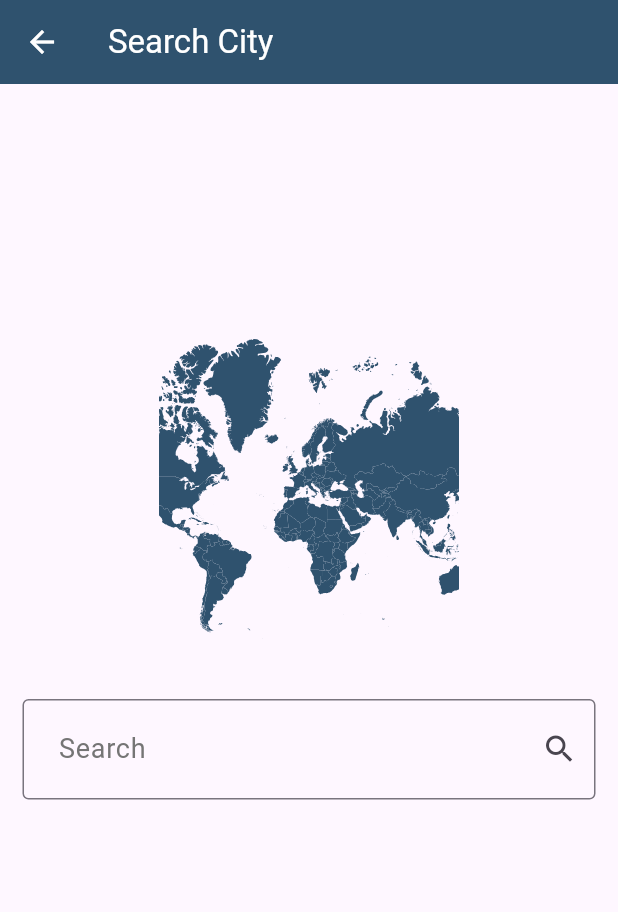
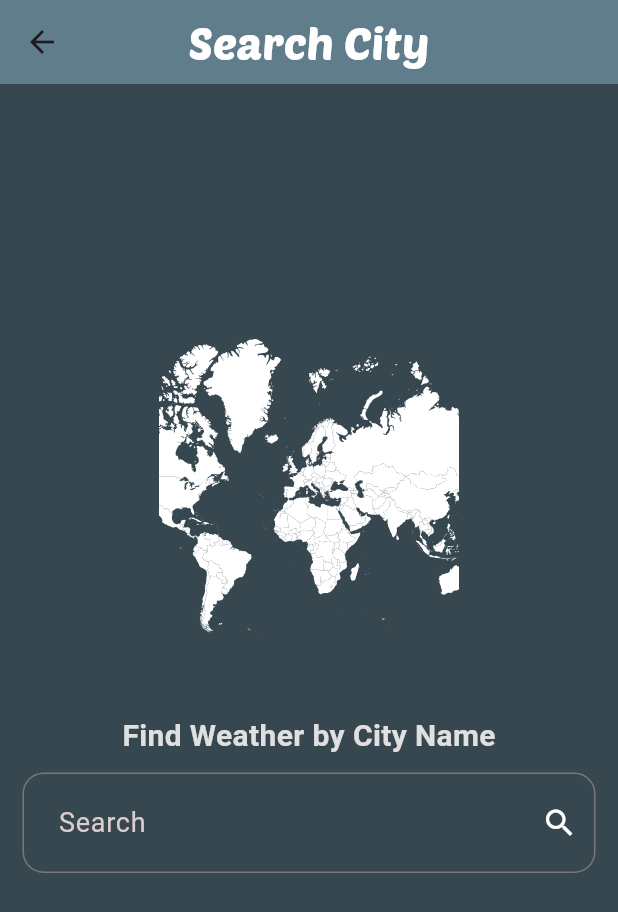
Before and after one commit to YoussefShawky0/weather_app, a Flutter app: the screen it shows after launch, after a tap on the "search" icon, on a phone screen of 412 x 824 dp. Shown: the top 912 px of the screen. Run offline on Flutter 3.47's test engine with Material 3 defaults, Android fonts, the phone set to English and light mode, and no system bars; our stand-ins replace dio, flutter_bloc, flutter_dotenv, flutter_svg; project files that could hold a hidden picture were left out.

Commit message:
Add GetWeatherCubit and WeatherState classes for weather fetching functionality
- Implemented GetWeatherCubit to manage weather data fetching and state management.
- Created WeatherState class hierarchy including NoWeatherState, WeatherLoadedState, and WeatherErrorState to represent different states of weather data.
- Integrated WeatherService to retrieve current weather based on city name.

```diff
--- /dev/null
+++ b/devtools_options.yaml
@@ -0,0 +1,3 @@
+description: This file stores settings for Dart & Flutter DevTools.
+documentation: https://docs.flutter.dev/tools/devtools/extensions#configure-extension-enablement-states
+extensions:
--- /dev/null
+++ b/lib/cubits/get_weather_cubit/get_weather_cubit.dart
@@ -0,0 +1,19 @@
+import 'package:flutter_bloc/flutter_bloc.dart';
+import 'package:weather_app/cubits/get_weather_cubit/get_weather_state.dart';
+import 'package:weather_app/models/weather_model.dart';
+import 'package:weather_app/services/weather_service.dart';
+
+class GetWeatherCubit extends Cubit<WeatherState> {
+  GetWeatherCubit() : super(NoWeatherState());
+
+  WeatherModel? weatherModel;
+
+  getWeather({required String cityName}) async {
+    try {
+      weatherModel = await WeatherService().getCurrentWeather(city: cityName);
+      emit(WeatherLoadedState(weatherModel!));
+    } catch (e) {
+      emit(WeatherErrorState());
+    }
+  }
+}
--- /dev/null
+++ b/lib/cubits/get_weather_cubit/get_weather_state.dart
@@ -0,0 +1,19 @@
+import 'package:weather_app/models/weather_model.dart';
+
+class WeatherState {
+
+}
+
+class NoWeatherState extends WeatherState {}
+
+class WeatherLoadedState extends WeatherState {
+  final WeatherModel weatherModel;
+
+  WeatherLoadedState(this.weatherModel);
+}
+
+class WeatherErrorState extends WeatherState {
+  final String errorMessage;
+
+  WeatherErrorState({this.errorMessage = 'Something went wrong!'});
+}
--- a/lib/main.dart
+++ b/lib/main.dart
@@ -1,6 +1,9 @@
 import 'package:flutter/material.dart';
+import 'package:flutter_bloc/flutter_bloc.dart';
+import 'package:flutter_dotenv/flutter_dotenv.dart';
+import 'package:weather_app/cubits/get_weather_cubit/get_weather_cubit.dart';
+import 'package:weather_app/cubits/get_weather_cubit/get_weather_state.dart';
 import 'package:weather_app/pages/home_page.dart';
-import 'package:flutter_dotenv/flutter_dotenv.dart';
 
 void main() async {
   WidgetsFlutterBinding.ensureInitialized();
@@ -13,9 +16,26 @@ class MainApp extends StatelessWidget {
 
   @override
   Widget build(BuildContext context) {
-    return MaterialApp(
-      debugShowCheckedModeBanner: false,
-      home: const  HomePage(),
+    return BlocProvider(
+      create: (context) => GetWeatherCubit(),
+      child: BlocBuilder<GetWeatherCubit, WeatherState>(
+        builder: (context, state) {
+          MaterialColor primarySwatch = Colors.blueGrey;
+
+          if (state is WeatherLoadedState) {
+            primarySwatch = state.weatherModel.getThemeColor();
+          }
+
+          return MaterialApp(
+            theme: ThemeData(
+              primarySwatch: primarySwatch,
+              appBarTheme: AppBarTheme(backgroundColor: primarySwatch),
+            ),
+            debugShowCheckedModeBanner: false,
+            home: const HomePage(),
+          );
+        },
+      ),
     );
   }
 }
--- a/lib/pages/home_page.dart
+++ b/lib/pages/home_page.dart
@@ -1,4 +1,7 @@
 import 'package:flutter/material.dart';
+import 'package:flutter_bloc/flutter_bloc.dart';
+import 'package:weather_app/cubits/get_weather_cubit/get_weather_cubit.dart';
+import 'package:weather_app/cubits/get_weather_cubit/get_weather_state.dart';
 import 'package:weather_app/pages/search_page.dart';
 import 'package:weather_app/widgets/no_weather_info.dart';
 import 'package:weather_app/widgets/weather_info.dart';
@@ -8,16 +11,20 @@ class HomePage extends StatelessWidget {
 
   @override
   Widget build(BuildContext context) {
-    weatherModel;
     return Scaffold(
       appBar: AppBar(
-        backgroundColor: Color.fromARGB(255, 47, 82, 110),
-        foregroundColor: Colors.white,
         centerTitle: true,
-        title: const Text('Weather App'),
+        title: const Text(
+          'Weather App',
+          style: TextStyle(
+            fontFamily: 'PoetsenOne',
+            fontSize: 30,
+            color: Colors.white,
+          ),
+        ),
         actions: [
           IconButton(
-            icon: const Icon(Icons.search),
+            icon: const Icon(Icons.search, color: Colors.white, size: 30),
             onPressed: () {
               Navigator.of(context).push(
                 MaterialPageRoute(
@@ -30,7 +37,17 @@ class HomePage extends StatelessWidget {
           ),
         ],
       ),
-      body: weatherModel == null ? const NoWeatherInfo() : const WeatherInfo(),
+      body: BlocBuilder<GetWeatherCubit, WeatherState>(
+        builder: (context, state) {
+          if (state is NoWeatherState) {
+            return const NoWeatherInfo();
+          } else if (state is WeatherLoadedState) {
+            return WeatherInfo();
+          } else {
+            return const Text('Oops! Something went wrong.');
+          }
+        },
+      ),
     );
   }
 }
--- a/lib/pages/search_page.dart
+++ b/lib/pages/search_page.dart
@@ -1,18 +1,27 @@
 import 'package:flutter/material.dart';
+import 'package:flutter_bloc/flutter_bloc.dart';
 import 'package:flutter_svg/flutter_svg.dart';
-import 'package:weather_app/models/weather_model.dart';
-import 'package:weather_app/services/weather_service.dart'; // Add this import
+import 'package:weather_app/cubits/get_weather_cubit/get_weather_cubit.dart';
 
 class SearchPage extends StatelessWidget {
   const SearchPage({super.key});
 
   @override
   Widget build(BuildContext context) {
+    final TextEditingController controller = TextEditingController();
     return Scaffold(
+      backgroundColor: Colors.blueGrey[800],
       appBar: AppBar(
-        title: const Text('Search City'),
-        backgroundColor: const Color.fromARGB(255, 47, 82, 110),
-        foregroundColor: Colors.white,
+        centerTitle: true,
+        title: const Text(
+          'Search City',
+          style: TextStyle(
+            fontFamily: 'PoetsenOne',
+            fontSize: 30,
+            color: Colors.white,
+          ),
+        ),
+        backgroundColor: Colors.blueGrey,
       ),
       body: Center(
         child: Padding(
@@ -27,16 +36,30 @@ class SearchPage extends StatelessWidget {
                 alignment: Alignment.center,
                 fit: BoxFit.cover,
                 colorFilter: ColorFilter.mode(
-                  const Color.fromARGB(255, 47, 82, 110),
+                  const Color.fromARGB(255, 255, 255, 255),
                   BlendMode.srcATop,
+                  // Adjust the opacity as needed
                 ), // // Adjust the color filter as needed
               ),
-              const SizedBox(height: 40),
+              const SizedBox(height: 50),
+              Text(
+                'Find Weather by City Name',
+                style: TextStyle(
+                  fontSize: 20,
+                  color: Colors.grey[300],
+                  fontWeight: FontWeight.w600,
+                ),
+              ),
+              const SizedBox(height: 10),
               // Add some spacing
               TextField(
-                onSubmitted: (value) async {
-                    weatherModel = await WeatherService()
-                      .getCurrentWeather(city: value);
+                controller: controller,
+                style: const TextStyle(color: Colors.white, fontSize: 18),
+                onSubmitted: (cityName) {
+                  var getWeatherCubit = BlocProvider.of<GetWeatherCubit>(
+                    context,
+                  );
+                  getWeatherCubit.getWeather(cityName: cityName);
                   Navigator.pop(context);
                 },
                 decoration: InputDecoration(
@@ -45,22 +68,34 @@ class SearchPage extends StatelessWidget {
                     horizontal: 20,
                   ),
                   labelText: 'Search',
-                  labelStyle: TextStyle(color: Colors.grey[600], fontSize: 18),
+                  labelStyle: TextStyle(
+                    color: const Color.fromARGB(255, 219, 205, 205),
+                    fontSize: 18,
+                  ),
                   hintText: 'Enter city name',
                   hintStyle: TextStyle(
-                    color: Colors.grey[600],
+                    color: const Color.fromARGB(255, 219, 205, 205),
                     fontSize: 18,
                     overflow: TextOverflow.ellipsis,
                   ),
                   border: OutlineInputBorder(
-                    borderSide: const BorderSide(
-                      color: Color.fromARGB(255, 47, 82, 110),
-                      width: 2,
-                    ),
+                    borderRadius: BorderRadius.circular(14),
+                    borderSide: const BorderSide(color: Colors.white, width: 2),
+                  ),
+                  focusedBorder: OutlineInputBorder(
+                    borderRadius: BorderRadius.circular(14),
+                    borderSide: const BorderSide(color: Colors.white, width: 2),
                   ),
                   suffixIcon: IconButton(
-                    icon: const Icon(Icons.search),
-                    onPressed: () {},
+                    icon: const Icon(Icons.search, color: Colors.white),
+                    onPressed: () {
+                      final cityName = controller.text.trim();
+                      if (cityName.isEmpty) return;
+                      BlocProvider.of<GetWeatherCubit>(
+                        context,
+                      ).getWeather(cityName: cityName);
+                      Navigator.pop(context);
+                    },
                   ),
                 ),
               ),
@@ -71,5 +106,3 @@ class SearchPage extends StatelessWidget {
     );
   }
 }
-
-WeatherModel? weatherModel;
--- a/lib/widgets/no_weather_info.dart
+++ b/lib/widgets/no_weather_info.dart
@@ -5,13 +5,33 @@ class NoWeatherInfo extends StatelessWidget {
 
   @override
   Widget build(BuildContext context) {
-    return Center(
-      child: Text(
-        'There is no weather data available,\n Search for a city🔍',
-        style: TextStyle(
-          fontSize: 24,
-          color: Colors.blue[900],
-          fontWeight: FontWeight.bold,
+    return Scaffold(
+      backgroundColor: Colors.blueGrey[800],
+      body: Center(
+        child: Padding(
+          padding: const EdgeInsets.all(24.0),
+          child: Column(
+            mainAxisAlignment: MainAxisAlignment.center,
+            children: [
+              Icon(Icons.cloud_off, size: 100, color: Colors.white),
+              const SizedBox(height: 20),
+              const Text(
+                'No Weather Data',
+                style: TextStyle(
+                  fontSize: 32,
+                  fontWeight: FontWeight.bold,
+                  fontFamily: 'PoetsenOne',
+                  color: Colors.white,
+                ),
+              ),
+              const SizedBox(height: 10),
+              const Text(
+                'Search for a city to get the latest weather update 🔍',
+                textAlign: TextAlign.center,
+                style: TextStyle(fontSize: 22, color: Colors.white70),
+              ),
+            ],
+          ),
         ),
       ),
     );
```
Also changed, not shown: lib/models/weather_model.dart (+35 -6 lines), lib/widgets/weather_info.dart (+77 -55 lines), pubspec.yaml (+13 -0 lines), fonts/BungeeSpice-Regular.ttf (added), fonts/Pacifico-Regular.ttf (added), fonts/PoetsenOne-Regular.ttf (added), pubspec.lock.
